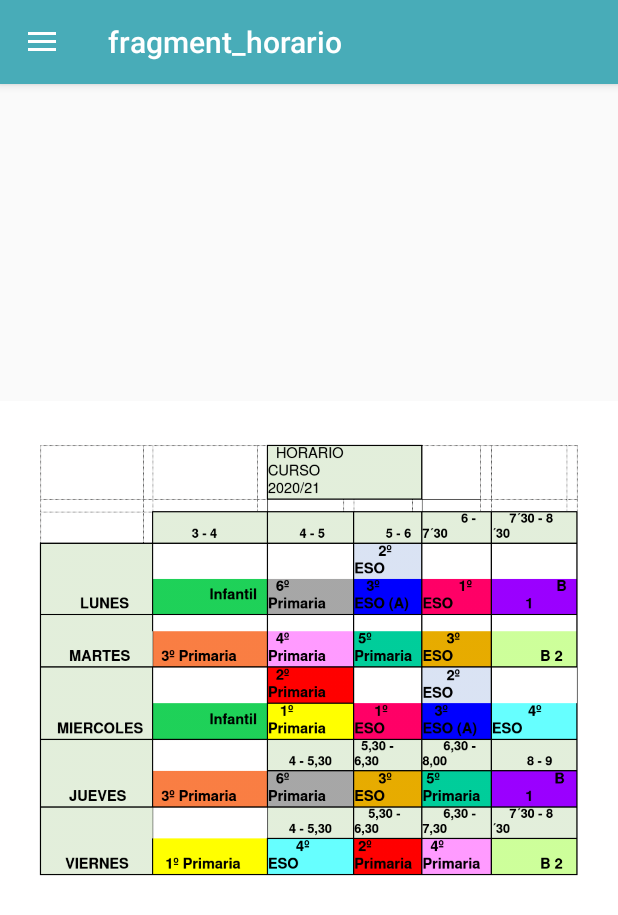
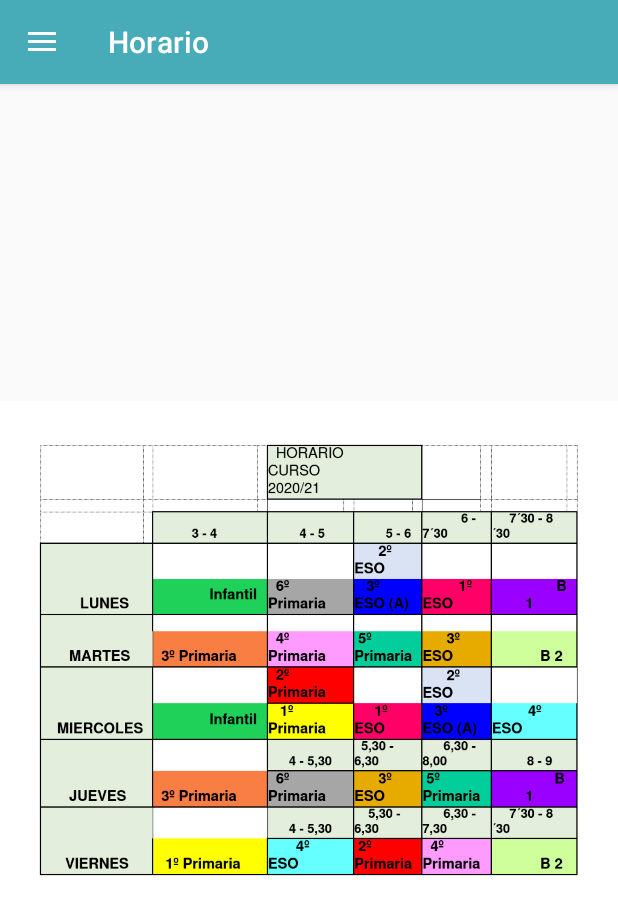
Before and after one commit to KamiKeys/Centro-de-Idiomas-San-Martin, an Android app: the screen it shows after launch (MainActivity), in the side drawer, after a tap on "Horario", on a phone screen of 412 x 824 dp. Shown: the top 915 px of the screen. Run offline under Robolectric (Android 15) with nearby library versions, the phone set to English and light mode, and no system bars; our stand-ins replace navigation-ui; libraries missing offline, so code that uses them is left out: com.synnapps.carouselview; 3 statements that could not run were skipped.

Commit message:
Cambio de títulos

```diff
--- a/app/src/main/res/navigation/mobile_navigation.xml
+++ b/app/src/main/res/navigation/mobile_navigation.xml
@@ -13,22 +13,22 @@
     <fragment
         android:id="@+id/nav_horario"
         android:name="com.javieramado.centrodeidiomassanmartn.HorarioFragment"
-        android:label="fragment_horario"
+        android:label="@string/menu_horario"
         tools:layout="@layout/fragment_horario" />
     <fragment
         android:id="@+id/nav_normas"
         android:name="com.javieramado.centrodeidiomassanmartn.NormasFragment"
-        android:label="fragment_normas"
+        android:label="@string/menu_normas"
         tools:layout="@layout/fragment_normas" />
     <fragment
         android:id="@+id/nav_contacto"
         android:name="com.javieramado.centrodeidiomassanmartn.ContactoFragment"
-        android:label="fragment_contacto"
+        android:label="@string/menu_contacto"
         tools:layout="@layout/fragment_contacto" />
     <fragment
         android:id="@+id/nav_autor"
         android:name="com.javieramado.centrodeidiomassanmartn.AboutFragment"
-        android:label="fragment_about"
+        android:label="@string/action_autor"
         tools:layout="@layout/fragment_about" />
 
 </navigation>
```
